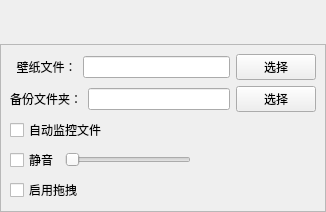
Above: setwindow.ui from zzg19950727/MyWallpaper before the change. Below: the same form after it.
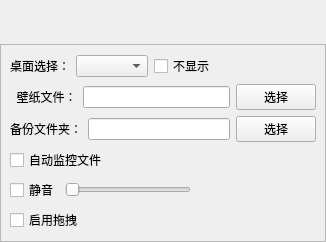
That is the form after the change. Icons and pictures are not drawn.

Diff of the .ui file:
```diff
--- a/setwindow.ui
+++ b/setwindow.ui
@@ -7,7 +7,7 @@
     <x>0</x>
     <y>0</y>
     <width>326</width>
-    <height>201</height>
+    <height>220</height>
    </rect>
   </property>
   <property name="windowTitle">
@@ -70,6 +70,40 @@
       <enum>QFrame::Raised</enum>
      </property>
      <layout class="QVBoxLayout" name="verticalLayout">
+      <item>
+       <layout class="QHBoxLayout" name="horizontalLayout_5">
+        <item>
+         <widget class="QLabel" name="label_3">
+          <property name="text">
+           <string>桌面选择：</string>
+          </property>
+         </widget>
+        </item>
+        <item>
+         <widget class="QComboBox" name="comboBox_screen"/>
+        </item>
+        <item>
+         <widget class="QCheckBox" name="checkBox_show">
+          <property name="text">
+           <string>不显示</string>
+          </property>
+         </widget>
+        </item>
+        <item>
+         <spacer name="horizontalSpacer_3">
+          <property name="orientation">
+           <enum>Qt::Horizontal</enum>
+          </property>
+          <property name="sizeHint" stdset="0">
+           <size>
+            <width>40</width>
+            <height>20</height>
+           </size>
+          </property>
+         </spacer>
+        </item>
+       </layout>
+      </item>
       <item>
        <layout class="QHBoxLayout" name="horizontalLayout">
         <item>
```
